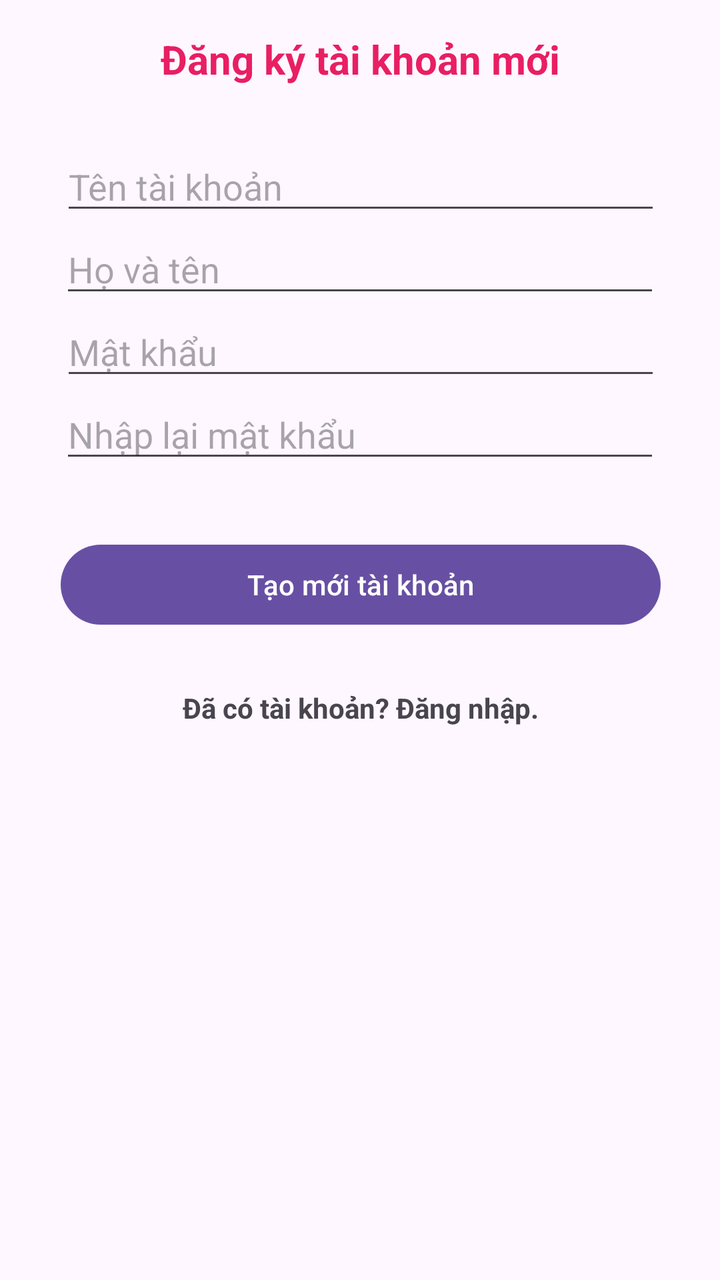
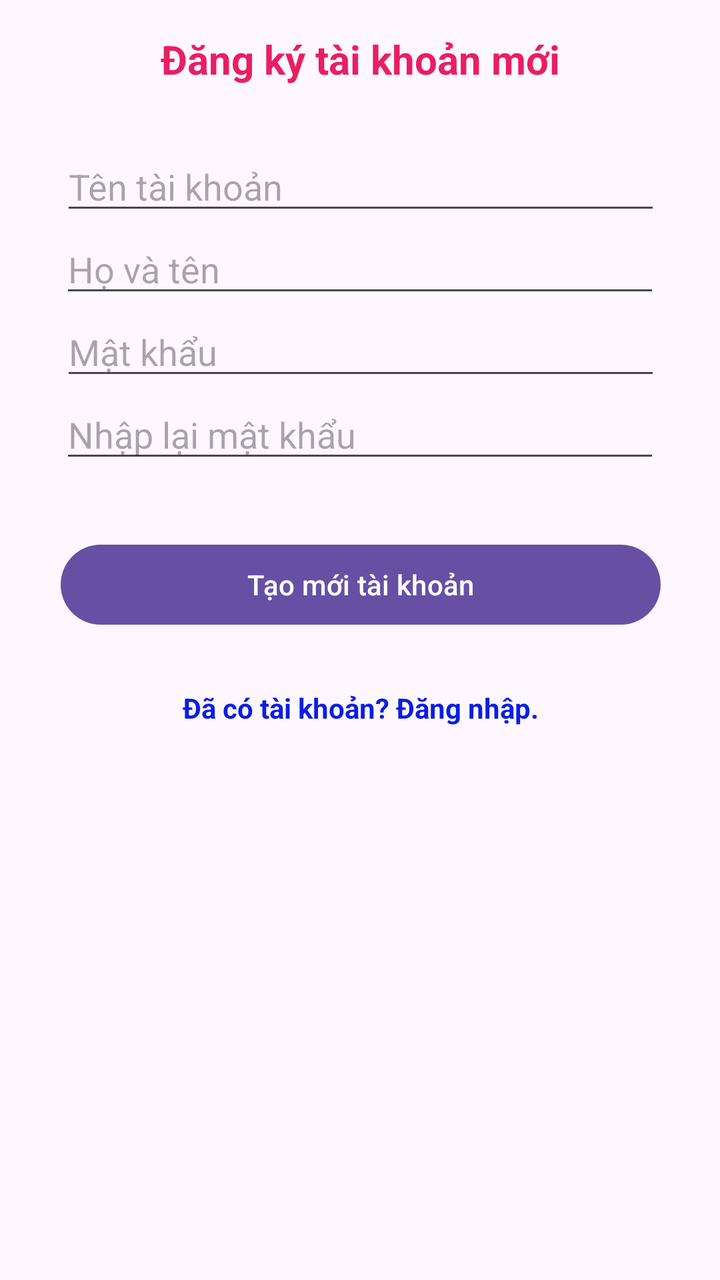

An Android layout rendered at two revisions. The XML below is the earlier revision; the diff shows what the commit changed to produce the second picture.
<!-- AndroidManifest.xml: application theme Theme.MyApplication -->
<!-- res/layout/activity_register.xml -->
<?xml version="1.0" encoding="utf-8"?>
<androidx.constraintlayout.widget.ConstraintLayout xmlns:android="http://schemas.android.com/apk/res/android"
    xmlns:app="http://schemas.android.com/apk/res-auto"
    xmlns:tools="http://schemas.android.com/tools"
    android:id="@+id/main"
    android:layout_width="match_parent"
    android:layout_height="match_parent"
    tools:context=".RegisterActivity">

    <TextView
        android:id="@+id/textView4"
        android:layout_width="wrap_content"
        android:layout_height="wrap_content"
        android:layout_marginTop="16dp"
        android:text="Đăng ký tài khoản mới"
        android:textColor="#E91E63"
        android:textSize="20sp"
        android:textStyle="bold"
        app:layout_constraintEnd_toEndOf="parent"
        app:layout_constraintStart_toStartOf="parent"
        app:layout_constraintTop_toTopOf="parent" />

    <EditText
        android:id="@+id/edtPass1"
        android:layout_width="300dp"
        android:layout_height="wrap_content"
        android:layout_marginStart="8dp"
        android:layout_marginEnd="8dp"
        android:ems="10"
        android:hint="Mật khẩu"
        android:inputType="textPassword"
        app:layout_constraintEnd_toEndOf="parent"
        app:layout_constraintHorizontal_bias="0.505"
        app:layout_constraintStart_toStartOf="parent"
        app:layout_constraintTop_toBottomOf="@+id/edtName" />

    <EditText
        android:id="@+id/edtPass2"
        android:layout_width="300dp"
        android:layout_height="wrap_content"
        android:layout_marginStart="8dp"
        android:layout_marginEnd="8dp"
        android:ems="10"
        android:hint="Nhập lại mật khẩu"
        android:inputType="textPassword"
        app:layout_constraintEnd_toEndOf="parent"
        app:layout_constraintStart_toStartOf="parent"
        app:layout_constraintTop_toBottomOf="@+id/edtPass1" />

    <EditText
        android:id="@+id/edtUser"
        android:layout_width="300dp"
        android:layout_height="wrap_content"
        android:layout_marginStart="8dp"
        android:layout_marginTop="28dp"
        android:layout_marginEnd="8dp"
        android:ems="10"
        android:hint="Tên tài khoản"
        android:inputType="textPersonName"
        app:layout_constraintEnd_toEndOf="parent"
        app:layout_constraintHorizontal_bias="0.505"
        app:layout_constraintStart_toStartOf="parent"
        app:layout_constraintTop_toBottomOf="@+id/textView4" />

    <EditText
        android:id="@+id/edtName"
        android:layout_width="300dp"
        android:layout_height="wrap_content"
        android:layout_marginStart="8dp"
        android:layout_marginEnd="8dp"
        android:ems="10"
        android:hint="Họ và tên"
        android:inputType="textPersonName"
        app:layout_constraintEnd_toEndOf="parent"
        app:layout_constraintStart_toStartOf="parent"
        app:layout_constraintTop_toBottomOf="@+id/edtUser" />

    <Button
        android:id="@+id/btnCreateUser"
        android:layout_width="300dp"
        android:layout_height="wrap_content"
        android:layout_marginStart="8dp"
        android:layout_marginTop="32dp"
        android:layout_marginEnd="8dp"
        android:text="Tạo mới tài khoản"
        android:textAllCaps="false"
        app:layout_constraintEnd_toEndOf="parent"
        app:layout_constraintHorizontal_bias="0.505"
        app:layout_constraintStart_toStartOf="parent"
        app:layout_constraintTop_toBottomOf="@+id/edtPass2" />

    <TextView
        android:id="@+id/txtBack"
        android:layout_width="300dp"
        android:layout_height="wrap_content"
        android:layout_marginStart="8dp"
        android:layout_marginTop="28dp"
        android:layout_marginEnd="8dp"
        android:text="Đã có tài khoản? Đăng nhập."
        android:textAlignment="center"
        android:textStyle="bold"
        app:layout_constraintEnd_toEndOf="parent"
        app:layout_constraintHorizontal_bias="0.505"
        app:layout_constraintStart_toStartOf="parent"
        app:layout_constraintTop_toBottomOf="@+id/btnCreateUser" />
</androidx.constraintlayout.widget.ConstraintLayout>
<!-- resources referenced by this layout -->
<resources>
  <style name="Theme.MyApplication" parent="Base.Theme.MyApplication" />
  <style name="Base.Theme.MyApplication" parent="Theme.Material3.DayNight.NoActionBar">
          
          
      </style>
</resources>

<!-- the commit's change to res/layout/activity_register.xml (unified diff, before → after) -->
@@ -96,11 +96,16 @@
         android:layout_marginStart="8dp"
         android:layout_marginTop="28dp"
         android:layout_marginEnd="8dp"
+        android:clickable="true"
+        android:focusableInTouchMode="true"
+        android:selectAllOnFocus="true"
         android:text="Đã có tài khoản? Đăng nhập."
         android:textAlignment="center"
+        android:textColor="#091EE2"
         android:textStyle="bold"
         app:layout_constraintEnd_toEndOf="parent"
         app:layout_constraintHorizontal_bias="0.505"
         app:layout_constraintStart_toStartOf="parent"
         app:layout_constraintTop_toBottomOf="@+id/btnCreateUser" />
+
 </androidx.constraintlayout.widget.ConstraintLayout>
